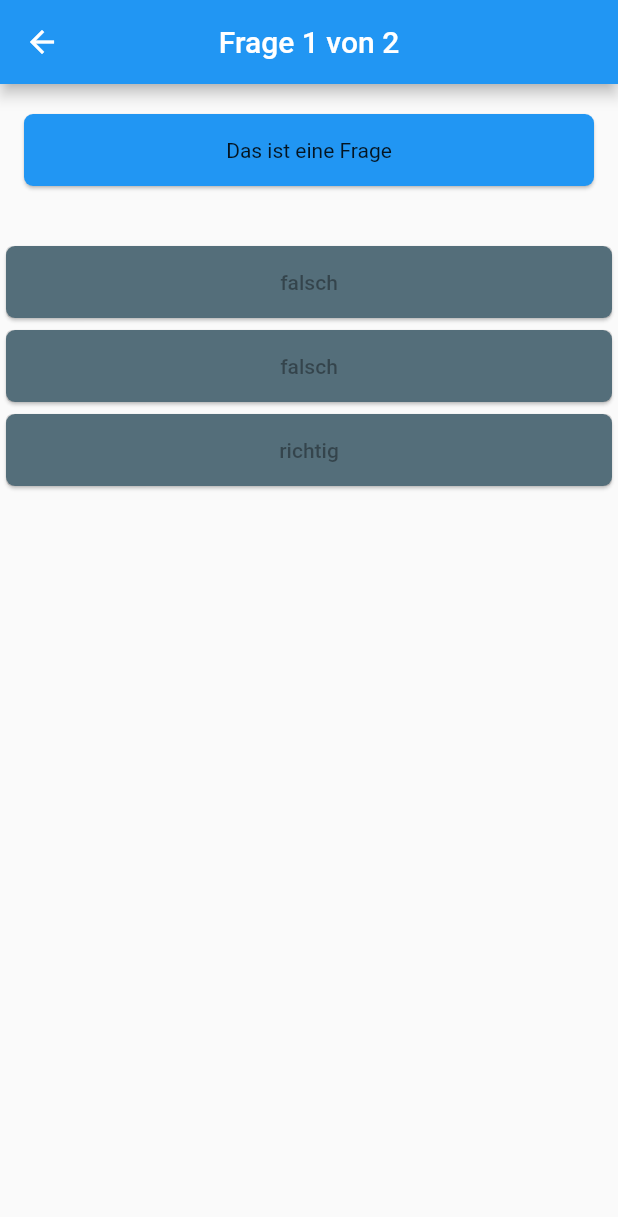
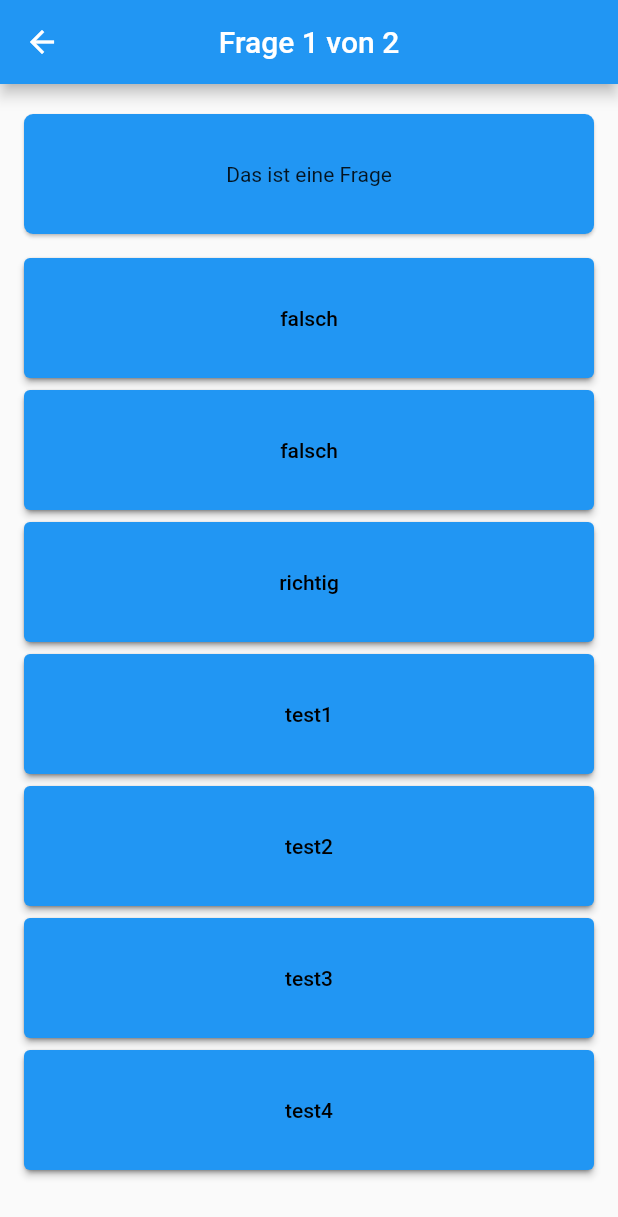
Before and after one commit to xxjonesriderxx/bible_quiz, a Flutter app: the screen it shows after launch, after a tap on "Quiz starten", on a phone screen of 412 x 824 dp. Shown: the top 1217 px of the screen. Run offline on Flutter 3.47's test engine with Material 2 defaults, Android fonts, the phone set to English and light mode, and no system bars.

Commit message:
Basics are working

```diff
--- a/lib/model/Question.dart
+++ b/lib/model/Question.dart
@@ -6,10 +6,20 @@ class Question {
   final String imagePath;
   final String question;
   final List<String> answers;
+
   //index of right answer
-  final int solution;
+  final int solutionIndex;
 
-  const Question({this.imagePath, @required this.chapter, @required this.question, @required this.answers, @required this.solution, });
+  //number from 1 to 15
+  final int difficulty;
+
+  const Question(
+      {this.imagePath,
+      @required this.chapter,
+      @required this.question,
+      @required this.answers,
+      @required this.solutionIndex,
+      @required this.difficulty});
 }
 
 enum Chapter{
@@ -18,6 +28,24 @@ enum Chapter{
 }
 
 const List<Question> allQuestions = [
-  Question(chapter: const [Chapter.neuesTestament], question: "Das ist eine Frage", answers: const ["falsch", "falsch", "richtig"], solution: 2),
-  Question(chapter: const [Chapter.neuesTestament], question: "Das ist eine weitere Frage", answers: const ["falsch", "richtig", "falsch"], solution: 1),
+  Question(
+      chapter: const [Chapter.neuesTestament],
+      question: "Das ist eine Frage",
+      answers: const [
+        "falsch",
+        "falsch",
+        "richtig",
+        "test1",
+        "test2",
+        "test3",
+        "test4"
+      ],
+      solutionIndex: 2,
+      difficulty: 1),
+  Question(
+      chapter: const [Chapter.neuesTestament],
+      question: "Das ist eine weitere Frage",
+      answers: const ["falsch", "richtig", "falsch"],
+      solutionIndex: 1,
+      difficulty: 3),
 ];
--- a/lib/ui/Quiz.dart
+++ b/lib/ui/Quiz.dart
@@ -2,17 +2,18 @@ import 'package:bible_quiz/model/Question.dart';
 import 'package:flutter/material.dart';
 
 class Quiz extends StatefulWidget{
-  static int currentQuestion = 0;
+  static int currentQuestion;
   final int numberOfQuestions;
   final Chapter chapter;
 
-  const Quiz({Key key, this.numberOfQuestions, this.chapter}) : super(key: key);
+  Quiz({Key key, this.numberOfQuestions, this.chapter}) : super(key: key) {
+    currentQuestion = 0;
+  }
 
   @override
   State<StatefulWidget> createState() {
     return _State();
   }
-
 }
 
 class _State extends State<Quiz>{
@@ -20,37 +21,55 @@ class _State extends State<Quiz>{
   final int numberOfQuestions;
   final Chapter chapter;
   int numberOfCards;
-  static const double _paddingBetweenQuestionAndAnswer = 32;
+  static const double _paddingBetweenQuestionAndAnswer = 8;
   static const double _paddingLeftRight = 32;
+  static const double _heightOfCard = 80;
+  bool _answered = false;
+  int _chosen;
+  List<Color> colorsOfButtons = [];
+  Color defaultColor = Colors.blue;
+  Color correctColor = Colors.green;
+  Color wrongColor = Colors.red;
+  Color solutionColor = Colors.green;
 
   _State({this.numberOfQuestions, this.chapter});
 
   @override
   void initState() {
-    if(chapter !=null){
+    if (questions.isEmpty) {
+      if (chapter != null) {
         allQuestions.forEach((question) {
           if (question.chapter.contains(chapter)) {
-          if(numberOfQuestions!=null) {
-            if(questions.length<numberOfQuestions) {
+            if (numberOfQuestions != null) {
+              if (questions.length < numberOfQuestions) {
                 questions.add(question);
               }
-          }else{
+            } else {
               questions.add(question);
             }
           }
         });
-    }else if(numberOfQuestions!=null){
+      } else if (numberOfQuestions != null) {
         allQuestions.forEach((question) {
           if (question.chapter.contains(chapter)) {
-          if(questions.length<numberOfQuestions) {
+            if (questions.length < numberOfQuestions) {
               questions.add(question);
             }
           }
         });
-    }else{
+      } else {
         questions.addAll(allQuestions);
       }
+    }
+    initColors();
     numberOfCards = 1 + questions[Quiz.currentQuestion].answers.length;
+  }
+
+  void initColors() {
+    colorsOfButtons = [];
+    for (int i = 0; i < questions[Quiz.currentQuestion].answers.length; i++) {
+      colorsOfButtons.add(defaultColor);
+    }
   }
 
   @override
@@ -58,61 +77,116 @@ class _State extends State<Quiz>{
     return Scaffold(
       appBar: AppBar(
         centerTitle: true,
-        title: Text("Frage ${Quiz.currentQuestion+1} von ${numberOfQuestions!=null?numberOfQuestions:allQuestions.length}"),
+        title: Text(
+            "Frage ${Quiz.currentQuestion + 1} von ${numberOfQuestions != null ? numberOfQuestions : allQuestions.length}"),
       ),
       body: Container(
         padding: EdgeInsets.only(top: 16),
         width: MediaQuery.of(context).size.width,
         child: Column(
-          crossAxisAlignment: CrossAxisAlignment.center,
-          children: _getQuestionContent(),
+          //crossAxisAlignment: CrossAxisAlignment.center,
+          children: [
+            _getQuestion(),
+            Padding(
+                padding:
+                    EdgeInsets.only(top: _paddingBetweenQuestionAndAnswer)),
+            Container(
+              //padding: EdgeInsets.only(left: _paddingLeftRight, right: _paddingLeftRight),
+              child: Expanded(
+                child: _getAnswers(),
+              ),
+            )
+          ],
         ),
       ),
+      floatingActionButton: _answered
+          ? FloatingActionButton(
+              child: Icon(Icons.arrow_forward_ios),
+              onPressed: () {
+                setState(() {
+                  if (Quiz.currentQuestion < questions.length - 1) {
+                    Quiz.currentQuestion++;
+                    initState();
+                    setState(() {
+                      _chosen = null;
+                      _answered = false;
+                    });
+                  } else {
+                    //show result
+                  }
+                });
+              },
+            )
+          : Container(),
     );
-  }
-
-  List<Widget> _getQuestionContent(){
-    List<Widget> allWidgets = [];
-    allWidgets.add(_getQuestion());
-    allWidgets.add(Padding(padding: EdgeInsets.only(top: _paddingBetweenQuestionAndAnswer),));
-    allWidgets.addAll(_getAnswers());
-    return allWidgets;
   }
 
   Widget _getQuestion(){
     return _getCard(questions[Quiz.currentQuestion].question, Theme.of(context).primaryColor, true);
   }
 
-  List<Widget> _getAnswers(){
+  Widget _getAnswers() {
     List<Widget> allAnswers = [];
-    questions[Quiz.currentQuestion].answers.forEach((answer) {
-      allAnswers.add(_getCard(answer, Colors.blueGrey, false));
-    });
-    return allAnswers;
+    for (int i = 0; i < questions[Quiz.currentQuestion].answers.length; i++) {
+      allAnswers.add(_getCard(
+          questions[Quiz.currentQuestion].answers[i], Colors.blueGrey, false,
+          indexOfQuestion: i));
+    }
+    return SingleChildScrollView(
+      child: Column(
+        children: allAnswers,
+      ),
+    );
   }
 
-  Card _getCard(String text, Color color, bool question){
-    debugPrint("number of cards: "+numberOfCards.toString());
+  Card _getCard(String text, Color color, bool question,
+      {int indexOfQuestion}) {
+    debugPrint("number of cards: " + numberOfCards.toString());
     return Card(
       color: color,
       shape: RoundedRectangleBorder(
         borderRadius: BorderRadius.circular(6.0),
       ),
-      child: question?Container(
+      child: question
+          ? Container(
+              //question container
               alignment: Alignment.center,
-        width: MediaQuery.of(context).size.width-_paddingLeftRight,
+              width: MediaQuery.of(context).size.width - _paddingLeftRight,
+              height: _heightOfCard,
               padding: EdgeInsets.all(16),
               child: Text(text),
             ):ElevatedButton(
-        style: ButtonStyle(),
+              //answer button
+              style: ElevatedButton.styleFrom(
+                primary: colorsOfButtons[indexOfQuestion], // background
+                onPrimary: Colors.black, // foreground
+              ),
               child: Container(
+                color: colorsOfButtons[indexOfQuestion],
                 alignment: Alignment.center,
-            width: MediaQuery.of(context).size.width-_paddingLeftRight,
+                width:
+                    MediaQuery.of(context).size.width - _paddingLeftRight * 2,
+                height: _heightOfCard,
                 padding: EdgeInsets.all(16),
                 child: Text(text),
-          )
+              ),
+              onPressed: () {
+                setState(() {
+                  if (!_answered) {
+                    if (questions[Quiz.currentQuestion].solutionIndex ==
+                        indexOfQuestion) {
+                      colorsOfButtons[indexOfQuestion] = correctColor;
+                    } else {
+                      colorsOfButtons[indexOfQuestion] = wrongColor;
+                      colorsOfButtons[questions[Quiz.currentQuestion]
+                          .solutionIndex] = solutionColor;
+                    }
+                    _chosen = indexOfQuestion;
+                    _answered = true;
+                  }
+                });
+              },
             ),
     );
   }
-
 }
```
Also changed, not shown: flutter_01.png (added). Lines whose indentation alone changed are shown as unchanged.
